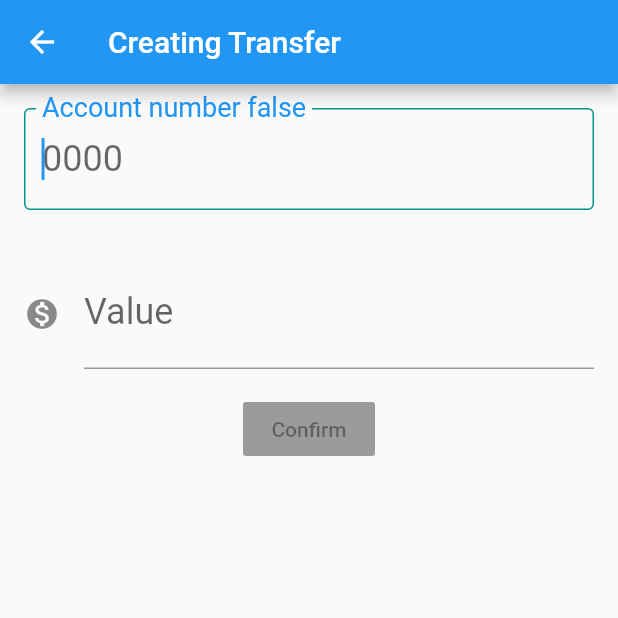
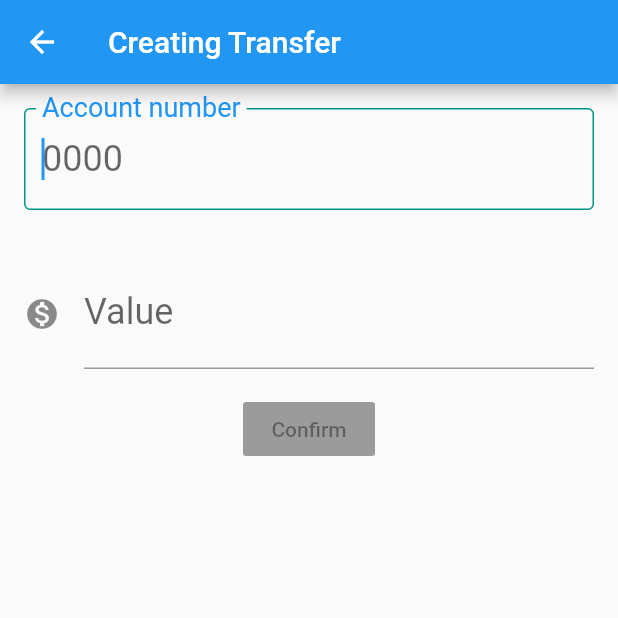
Before and after one commit to tiagolpadua/flutter-mo20-082020, a Flutter app: the TransferForm screen opened directly, on a phone screen of 412 x 824 dp, the top half of it. Run offline on Flutter 3.47's test engine with Material 2 defaults, Android fonts, the phone set to English and light mode, and no system bars.

```diff
--- a/lib/main.dart
+++ b/lib/main.dart
@@ -63,7 +63,7 @@ class _TransferFormState extends State<TransferForm> {
           children: <Widget>[
             Editor(
               controller: _accountNumberFieldController,
-              label: 'Account number ${_isAccountFieldDirty}',
+              label: 'Account number',
               hint: '0000',
               autofocus: true,
               onChanged: (value)  => _isAccountFieldDirty = true,
```
